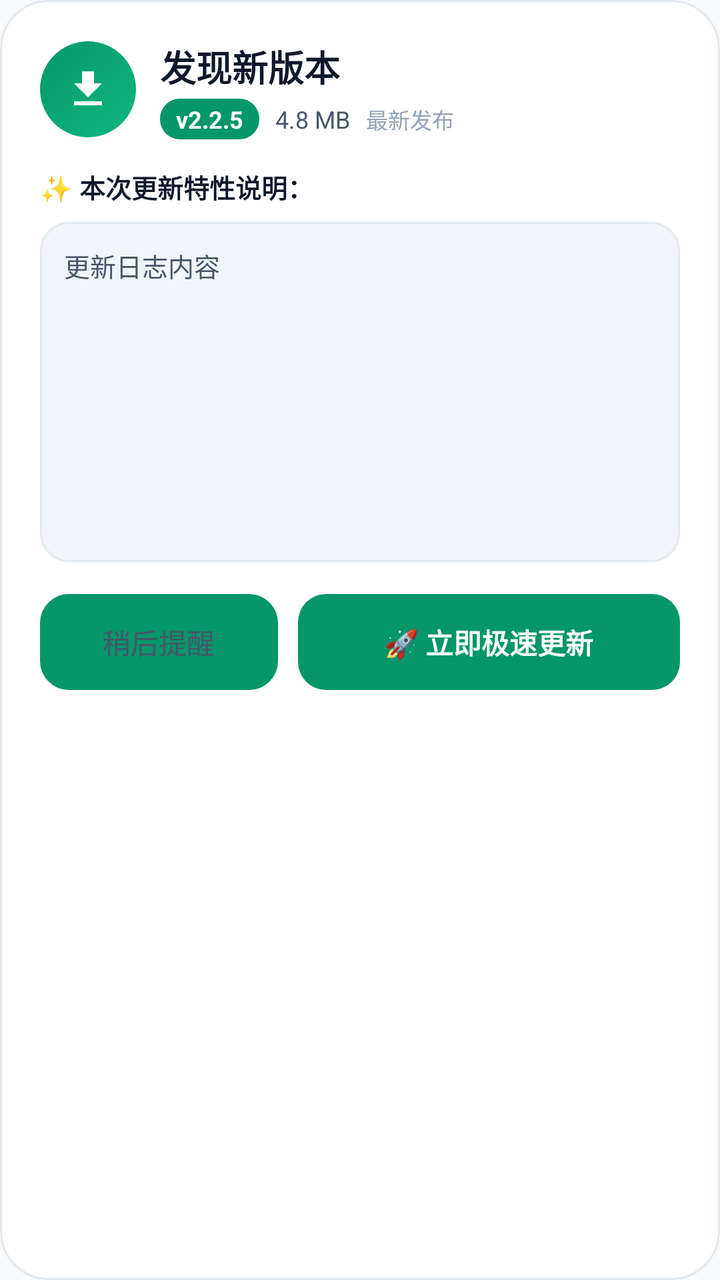
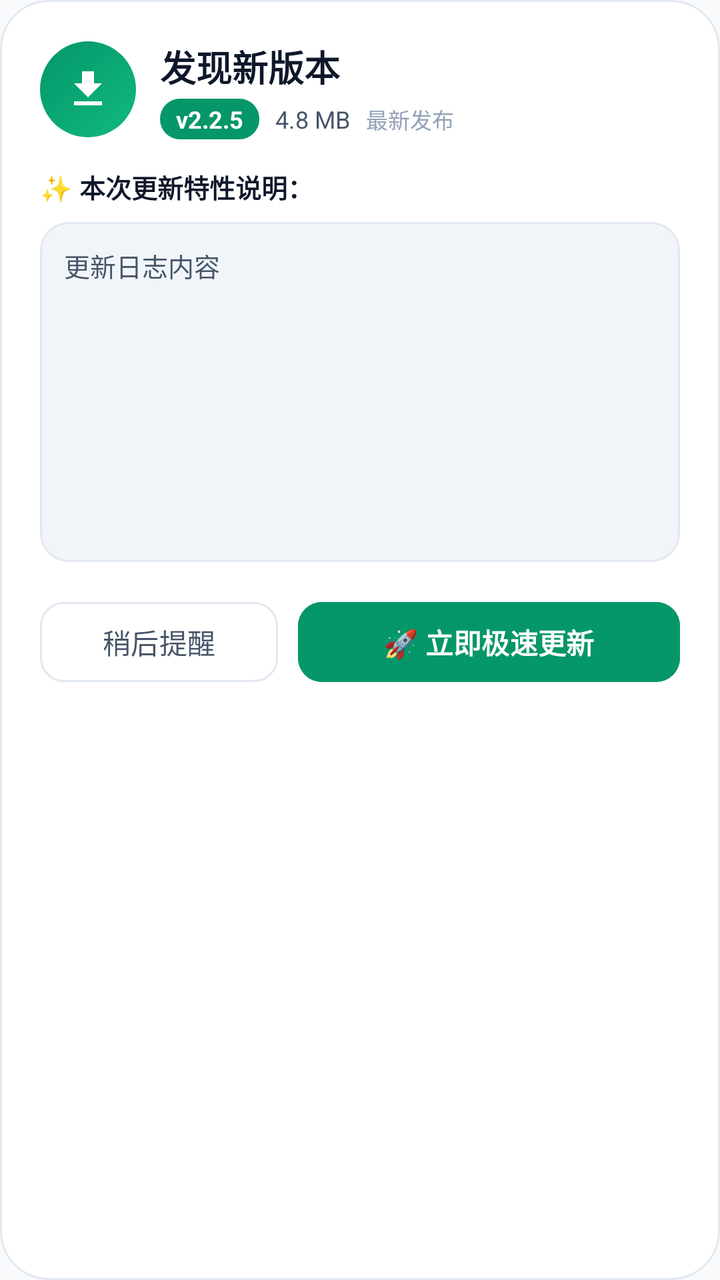

Before-and-after screenshots of an Android layout around one commit, followed by the original layout XML and the change that was made.
<!-- AndroidManifest.xml: application theme Theme.DiaperTracker -->
<!-- res/layout/dialog_custom_update_available.xml -->
<?xml version="1.0" encoding="utf-8"?>
<LinearLayout
    xmlns:android="http://schemas.android.com/apk/res/android"
    xmlns:app="http://schemas.android.com/apk/res-auto"
    android:layout_width="match_parent"
    android:layout_height="wrap_content"
    android:orientation="vertical"
    android:background="@drawable/bg_dialog_card"
    android:padding="20dp">

    
    <LinearLayout
        android:layout_width="match_parent"
        android:layout_height="wrap_content"
        android:orientation="horizontal"
        android:gravity="center_vertical"
        android:layout_marginBottom="14dp">

        <FrameLayout
            android:layout_width="48dp"
            android:layout_height="48dp"
            android:background="@drawable/bg_icon_circle">

            <ImageView
                android:layout_width="24dp"
                android:layout_height="24dp"
                android:layout_gravity="center"
                android:src="@drawable/ic_download"
                app:tint="#FFFFFFFF"
                android:contentDescription="新版本" />
        </FrameLayout>

        <LinearLayout
            android:layout_width="0dp"
            android:layout_height="wrap_content"
            android:layout_weight="1"
            android:orientation="vertical"
            android:layout_marginStart="12dp">

            <TextView
                android:layout_width="wrap_content"
                android:layout_height="wrap_content"
                android:text="发现新版本"
                android:textSize="18sp"
                android:textStyle="bold"
                android:textColor="@color/text_primary"
                android:fontFamily="sans-serif-medium" />

            <LinearLayout
                android:layout_width="wrap_content"
                android:layout_height="wrap_content"
                android:orientation="horizontal"
                android:gravity="center_vertical"
                android:layout_marginTop="3dp">

                <TextView
                    android:id="@+id/custom_version_badge"
                    android:layout_width="wrap_content"
                    android:layout_height="wrap_content"
                    android:text="v2.2.5"
                    android:textSize="12sp"
                    android:textStyle="bold"
                    android:textColor="#FFFFFFFF"
                    android:background="@drawable/bg_chip_active"
                    android:paddingHorizontal="8dp"
                    android:paddingVertical="2dp" />

                <TextView
                    android:id="@+id/custom_update_size"
                    android:layout_width="wrap_content"
                    android:layout_height="wrap_content"
                    android:text="4.8 MB"
                    android:textSize="12sp"
                    android:textColor="@color/text_secondary"
                    android:layout_marginStart="8dp" />

                <TextView
                    android:id="@+id/custom_update_date"
                    android:layout_width="wrap_content"
                    android:layout_height="wrap_content"
                    android:text="最新发布"
                    android:textSize="11sp"
                    android:textColor="@color/text_hint"
                    android:layout_marginStart="8dp" />
            </LinearLayout>
        </LinearLayout>
    </LinearLayout>

    <TextView
        android:layout_width="wrap_content"
        android:layout_height="wrap_content"
        android:text="✨ 本次更新特性说明："
        android:textSize="13sp"
        android:textStyle="bold"
        android:textColor="@color/text_primary"
        android:layout_marginBottom="8dp" />

    
    <ScrollView
        android:layout_width="match_parent"
        android:layout_height="170dp"
        android:background="@drawable/bg_changelog_box"
        android:padding="12dp"
        android:scrollbars="vertical"
        android:fadeScrollbars="false"
        android:overScrollMode="never"
        android:layout_marginBottom="16dp">

        <TextView
            android:id="@+id/custom_update_changelog"
            android:layout_width="match_parent"
            android:layout_height="wrap_content"
            android:text="更新日志内容"
            android:textSize="13sp"
            android:textColor="@color/text_secondary"
            android:lineSpacingExtra="3dp" />
    </ScrollView>

    
    <LinearLayout
        android:layout_width="match_parent"
        android:layout_height="wrap_content"
        android:orientation="horizontal">

        <Button
            android:id="@+id/custom_btn_cancel"
            android:layout_width="0dp"
            android:layout_height="48dp"
            android:layout_weight="1"
            android:layout_marginEnd="10dp"
            android:text="稍后提醒"
            android:textSize="14sp"
            android:textColor="@color/text_secondary"
            android:background="@drawable/bg_btn_secondary"
            style="?android:attr/borderlessButtonStyle" />

        <Button
            android:id="@+id/custom_btn_update"
            android:layout_width="0dp"
            android:layout_height="48dp"
            android:layout_weight="1.6"
            android:text="🚀 立即极速更新"
            android:textSize="14sp"
            android:textStyle="bold"
            android:textColor="#FFFFFFFF"
            android:background="@drawable/bg_btn_primary"
            style="?android:attr/borderlessButtonStyle" />
    </LinearLayout>

</LinearLayout>
<!-- resources referenced by this layout -->
<resources>
  <color name="text_hint">#94A3B8</color>
  <color name="text_primary">#0F172A</color>
  <color name="text_secondary">#475569</color>
  <!-- drawable bg_btn_primary (drawable) -->
  <?xml version="1.0" encoding="utf-8"?>
  <ripple xmlns:android="http://schemas.android.com/apk/res/android"
      android:color="#40FFFFFF">
      <item>
          <shape android:shape="rectangle">
              <gradient
                  android:angle="135"
                  android:startColor="#10B981"
                  android:endColor="#059669" />
              <corners android:radius="14dp" />
          </shape>
      </item>
  </ripple>
  <!-- drawable bg_btn_secondary (drawable) -->
  <?xml version="1.0" encoding="utf-8"?>
  <ripple xmlns:android="http://schemas.android.com/apk/res/android"
      android:color="#20FFFFFF">
      <item>
          <shape android:shape="rectangle">
              <solid android:color="@color/input_bg" />
              <corners android:radius="14dp" />
              <stroke
                  android:width="1dp"
                  android:color="@color/card_border" />
          </shape>
      </item>
  </ripple>
  <!-- drawable bg_changelog_box (drawable) -->
  <?xml version="1.0" encoding="utf-8"?>
  <shape xmlns:android="http://schemas.android.com/apk/res/android"
      android:shape="rectangle">
      <solid android:color="@color/input_bg" />
      <corners android:radius="14dp" />
      <stroke
          android:width="1dp"
          android:color="@color/card_border" />
  </shape>
  <!-- drawable bg_chip_active (drawable) -->
  <?xml version="1.0" encoding="utf-8"?>
  <shape xmlns:android="http://schemas.android.com/apk/res/android"
      android:shape="rectangle">
      <solid android:color="@color/primary" />
      <corners android:radius="10dp" />
  </shape>
  <!-- drawable bg_dialog_card (drawable) -->
  <?xml version="1.0" encoding="utf-8"?>
  <shape xmlns:android="http://schemas.android.com/apk/res/android"
      android:shape="rectangle">
      <solid android:color="@color/card" />
      <corners android:radius="24dp" />
      <stroke
          android:width="1dp"
          android:color="@color/card_border" />
  </shape>
  <!-- drawable bg_icon_circle (drawable) -->
  <?xml version="1.0" encoding="utf-8"?>
  <shape xmlns:android="http://schemas.android.com/apk/res/android"
      android:shape="oval">
      <gradient
          android:type="linear"
          android:angle="135"
          android:startColor="#10B981"
          android:endColor="#059669" />
  </shape>
  <!-- drawable ic_download (drawable) -->
  <vector xmlns:android="http://schemas.android.com/apk/res/android"
      android:width="24dp"
      android:height="24dp"
      android:viewportWidth="24"
      android:viewportHeight="24">
      <path
          android:fillColor="#FFFFFFFF"
          android:pathData="M19,9h-4V3H9v6H5l7,7 7,-7zM5,18v2h14v-2H5z" />
  </vector>
  <style name="Theme.DiaperTracker" parent="Theme.Material3.DayNight.NoActionBar">
          <item name="colorPrimary">@color/primary</item>
          <item name="colorPrimaryDark">@color/primary_dark</item>
          <item name="colorSecondary">@color/accent</item>
          <item name="android:colorBackground">@color/background</item>
          <item name="android:statusBarColor">@color/primary_dark</item>
          <item name="android:windowLightStatusBar">false</item>
          <item name="android:navigationBarColor">@color/card</item>
          <item name="android:windowLightNavigationBar">true</item>
      </style>
  <color name="input_bg">#F1F5F9</color>
  <color name="card_border">#E2E8F0</color>
  <color name="primary">#059669</color>
  <color name="card">#FFFFFF</color>
  <color name="primary_dark">#047857</color>
  <color name="accent">#F59E0B</color>
  <color name="background">#F8FAFC</color>
</resources>

<!-- the commit's change to res/layout/dialog_custom_update_available.xml (unified diff, before → after) -->
@@ -122,8 +122,9 @@
         android:layout_height="wrap_content"
         android:orientation="horizontal">
 
-        <Button
+        <com.google.android.material.button.MaterialButton
             android:id="@+id/custom_btn_cancel"
+            style="?attr/materialButtonOutlinedStyle"
             android:layout_width="0dp"
             android:layout_height="48dp"
             android:layout_weight="1"
@@ -131,10 +132,10 @@
             android:text="稍后提醒"
             android:textSize="14sp"
             android:textColor="@color/text_secondary"
-            android:background="@drawable/bg_btn_secondary"
-            style="?android:attr/borderlessButtonStyle" />
+            app:strokeColor="@color/card_border"
+            app:cornerRadius="12dp" />
 
-        <Button
+        <com.google.android.material.button.MaterialButton
             android:id="@+id/custom_btn_update"
             android:layout_width="0dp"
             android:layout_height="48dp"
@@ -143,8 +144,8 @@
             android:textSize="14sp"
             android:textStyle="bold"
             android:textColor="#FFFFFFFF"
-            android:background="@drawable/bg_btn_primary"
-            style="?android:attr/borderlessButtonStyle" />
+            android:backgroundTint="@color/primary"
+            app:cornerRadius="12dp" />
     </LinearLayout>
 
 </LinearLayout>
<!-- resource entries referenced after the edit -->
@@ -3,34 +3,6 @@
   <color name="text_hint">#94A3B8</color>
   <color name="text_primary">#0F172A</color>
   <color name="text_secondary">#475569</color>
-  <!-- drawable bg_btn_primary (drawable) -->
-  <?xml version="1.0" encoding="utf-8"?>
-  <ripple xmlns:android="http://schemas.android.com/apk/res/android"
-      android:color="#40FFFFFF">
-      <item>
-          <shape android:shape="rectangle">
-              <gradient
-                  android:angle="135"
-                  android:startColor="#10B981"
-                  android:endColor="#059669" />
-              <corners android:radius="14dp" />
-          </shape>
-      </item>
-  </ripple>
-  <!-- drawable bg_btn_secondary (drawable) -->
-  <?xml version="1.0" encoding="utf-8"?>
-  <ripple xmlns:android="http://schemas.android.com/apk/res/android"
-      android:color="#20FFFFFF">
-      <item>
-          <shape android:shape="rectangle">
-              <solid android:color="@color/input_bg" />
-              <corners android:radius="14dp" />
-              <stroke
-                  android:width="1dp"
-                  android:color="@color/card_border" />
-          </shape>
-      </item>
-  </ripple>
   <!-- drawable bg_changelog_box (drawable) -->
   <?xml version="1.0" encoding="utf-8"?>
   <shape xmlns:android="http://schemas.android.com/apk/res/android"
